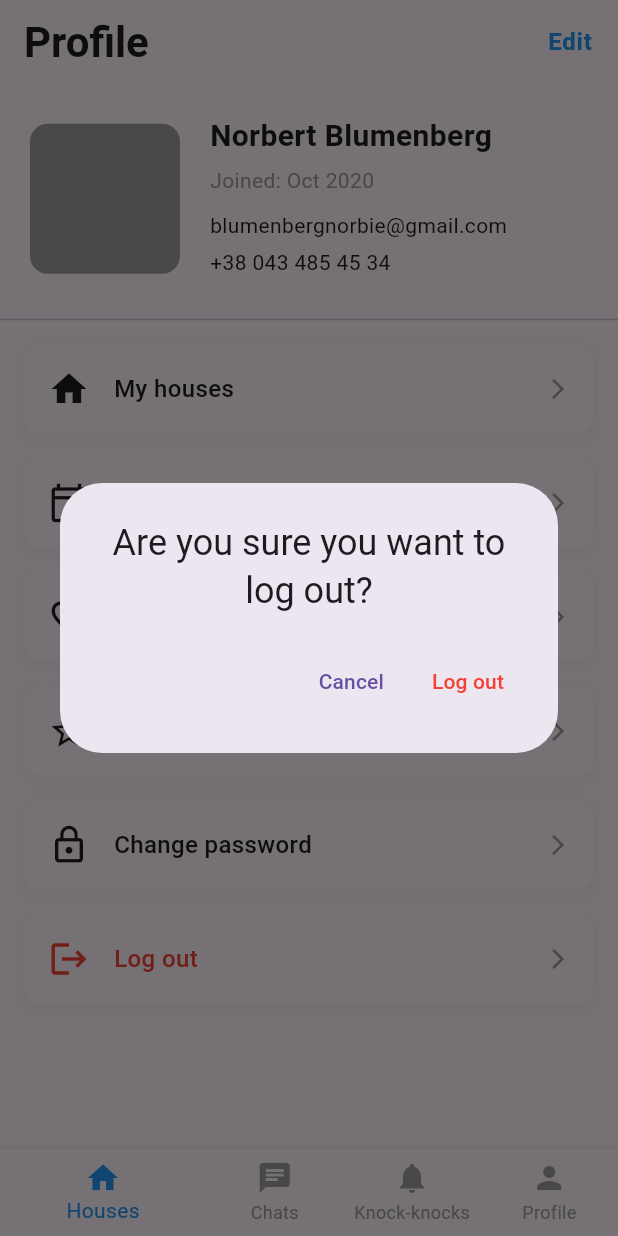
After one commit to BekhruzMakhmudov/figma, a Flutter app: the screen it shows after launch, after a tap on "Log out", on a phone screen of 412 x 824 dp. The commit adds this screen. Run offline on Flutter 3.47's test engine with Material 3 defaults, Android fonts, the phone set to English and light mode, and no system bars; our stand-ins replace table_calendar.

Commit message:
Added new alert cancel widget for log out button in profile screen

```diff
--- a/lib/main.dart
+++ b/lib/main.dart
@@ -1,5 +1,5 @@
+import 'package:figma/screen/profile_screen.dart';
 import 'package:flutter/material.dart';
-import 'package:figma/screen/app_tour_screen.dart';
 void main() {
   runApp(const MyApp());
 }
@@ -12,7 +12,7 @@ class MyApp extends StatelessWidget {
     return MaterialApp(
       theme: ThemeData.light(),
       darkTheme: ThemeData.dark(),
-      home: AppTourScreen(),
+      home: ProfileScreen(),
     );
   }
 }
--- a/lib/screen/change_password_screen.dart
+++ b/lib/screen/change_password_screen.dart
@@ -34,9 +34,7 @@ class _ChangePasswordScreenState extends State<ChangePasswordScreen> {
           isLarge: false,
           isBold: true,
         ),
-        leading: BackButton(
-          onPressed: () => Navigator.of(context).pop(),
-        ),
+        leading: BackButton(),
       ),
       body: Form(
         key: _formKey,
--- a/lib/screen/profile_screen.dart
+++ b/lib/screen/profile_screen.dart
@@ -1,6 +1,8 @@
 import 'package:figma/frame/navigation_frame.dart';
 import 'package:figma/screen/change_password_screen.dart';
 import 'package:figma/screen/profile_edit_screen.dart';
+import 'package:figma/screen/sign_in_screen.dart';
+import 'package:figma/widget/alert_cancel.dart';
 import 'package:figma/widget/header_text.dart';
 import 'package:figma/widget/profile_option.dart';
 import 'package:flutter/material.dart';
@@ -13,7 +15,6 @@ class ProfileScreen extends StatefulWidget {
 }
 
 class _ProfileScreenState extends State<ProfileScreen> {
-
   @override
   Widget build(BuildContext context) {
     return NavigationFrame(
@@ -44,7 +45,8 @@ class _ProfileScreenState extends State<ProfileScreen> {
           ),
         ],
       ),
-      body: Column(
+      body: SingleChildScrollView(
+        child: Column(
           children: [
             Container(
               padding: const EdgeInsets.all(20),
@@ -55,7 +57,8 @@ class _ProfileScreenState extends State<ProfileScreen> {
                     height: 100,
                     margin: EdgeInsets.only(top: 4),
                     decoration: BoxDecoration(
-                    borderRadius: BorderRadius.circular(12), // Rounded corners
+                      borderRadius:
+                          BorderRadius.circular(12), // Rounded corners
                       color: Colors.grey,
                     ),
                   ),
@@ -125,9 +128,24 @@ class _ProfileScreenState extends State<ProfileScreen> {
               title: "Log out",
               icon: Icons.logout,
               color: Colors.red,
-            onTap: () {},
+              onTap: () {
+                showDialog(
+                  context: context,
+                  builder: (context) => AlertCancel(
+                    title: "Are you sure you want to log out?",
+                    textButton: "Log out",
+                    onTap: () => Navigator.pushReplacement(
+                      context,
+                      MaterialPageRoute(
+                        builder: (context) => SignInScreen(),
+                      ),
+                    ),
+                  ),
+                );
+              },
             ),
           ],
+        ),
       ),
     );
   }
--- /dev/null
+++ b/lib/widget/alert_cancel.dart
@@ -0,0 +1,35 @@
+import 'package:flutter/material.dart';
+
+class AlertCancel extends StatelessWidget {
+  final String title;
+  final String textButton;
+  final VoidCallback onTap;
+  const AlertCancel({
+    super.key,
+    required this.title,
+    required this.textButton,
+    required this.onTap,
+  });
+  @override
+  Widget build(BuildContext context) {
+    return AlertDialog(
+      title: Text(
+        title,
+        textAlign: TextAlign.center,
+      ),
+      actions: [
+        TextButton(
+          onPressed: () => Navigator.of(context).pop(),
+          child: Text("Cancel"),
+        ),
+        TextButton(
+          onPressed: onTap,
+          child: Text(
+            textButton,
+            style: TextStyle(color: Colors.red),
+          ),
+        ),
+      ],
+    );
+  }
+}
```
Also changed, not shown: lib/screen/app_tour_screen.dart (+3 -5 lines), lib/screen/success_screen.dart (+3 -7 lines). Lines whose indentation alone changed are shown as unchanged.
